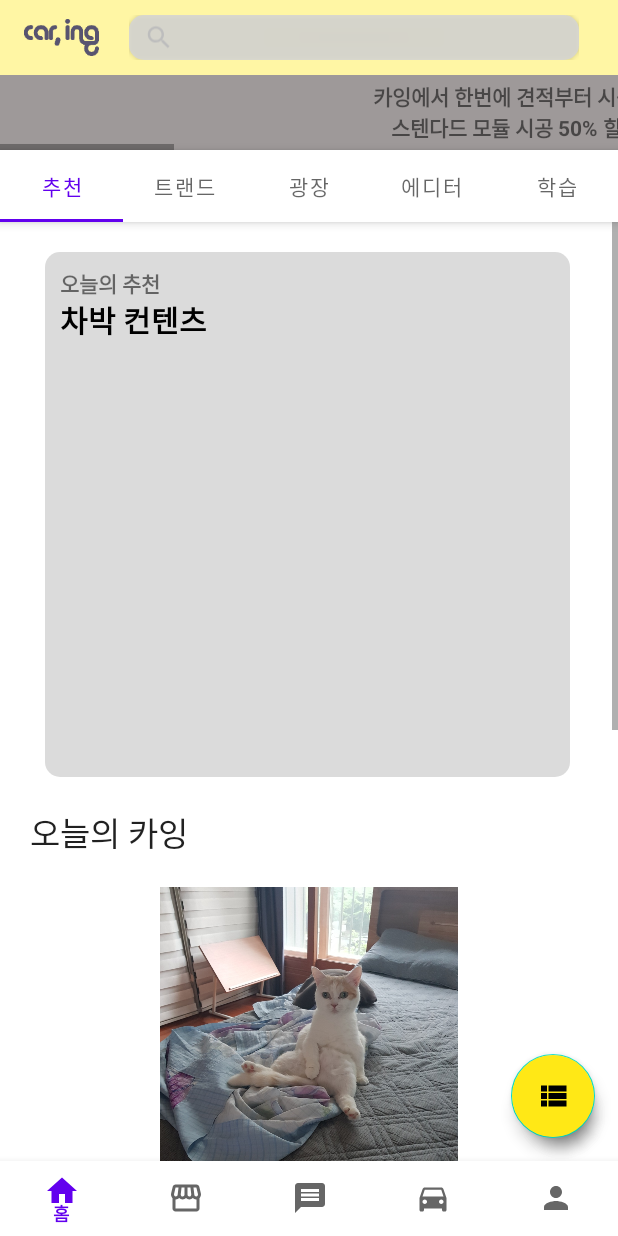
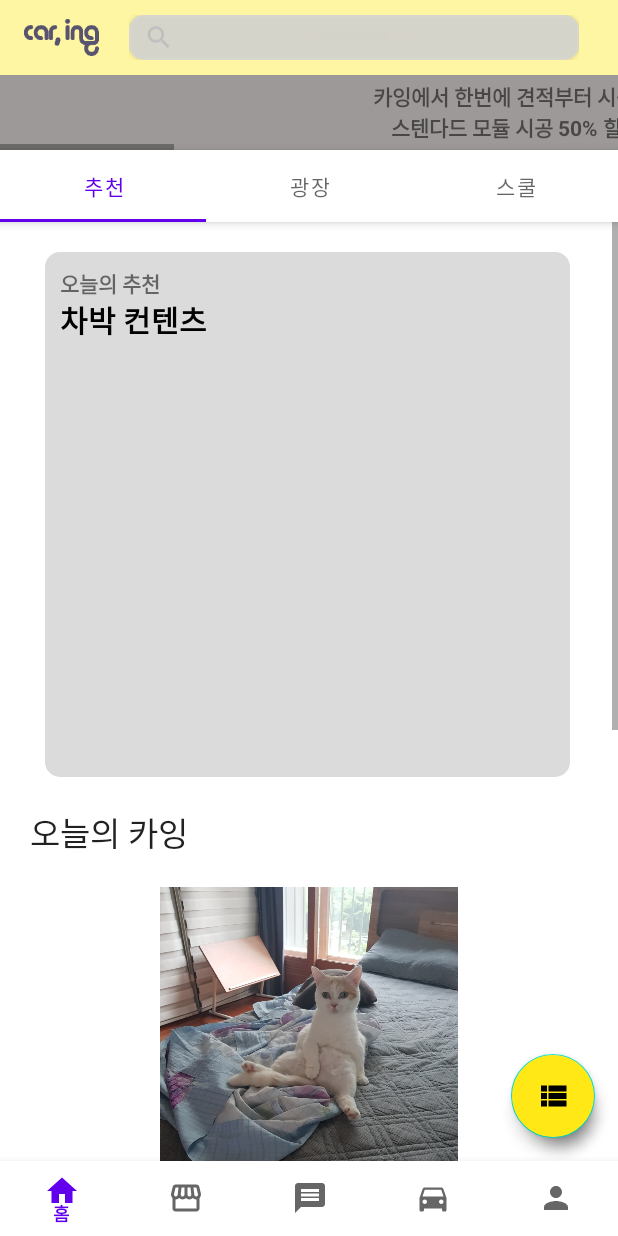
Before and after one commit to 0gyun/car_ing, an Android app: the HomeFragment screen opened directly, with no data from a screen before it, on a phone screen of 412 x 824 dp. Run offline under Robolectric (Android 15) with nearby library versions, the light colour scheme and no system bars.

Commit message:
1. 홈 화면에 fragment "추천", "광장", "스쿨"로 통합 2. 제외된 fragment들(트렌드, 에디터)는 아직 삭제 안함

```diff
--- a/app/src/main/java/kr/co/iruy/car_ing/HomeFragment.kt
+++ b/app/src/main/java/kr/co/iruy/car_ing/HomeFragment.kt
@@ -50,10 +50,8 @@ class HomeFragment : Fragment() {
 
         var adapter = SectionPagerAdapter(fragmentManager)
         adapter.addFragment(RecommendFragment(), "추천")
-        adapter.addFragment(TrendFragment(),"트랜드")
         adapter.addFragment(PlazaFragment(),"광장")
-        adapter.addFragment(EditorFragment(),"에디터")
-        adapter.addFragment(StudyFragment(),"학습")
+        adapter.addFragment(StudyFragment(),"스쿨")
 
         viewPagers!!.adapter = adapter
         tabLayouts!!.setupWithViewPager(viewPagers)
```
Also changed, not shown: app/src/main/java/kr/co/iruy/car_ing/MainActivity.kt (+4 -8 lines).
